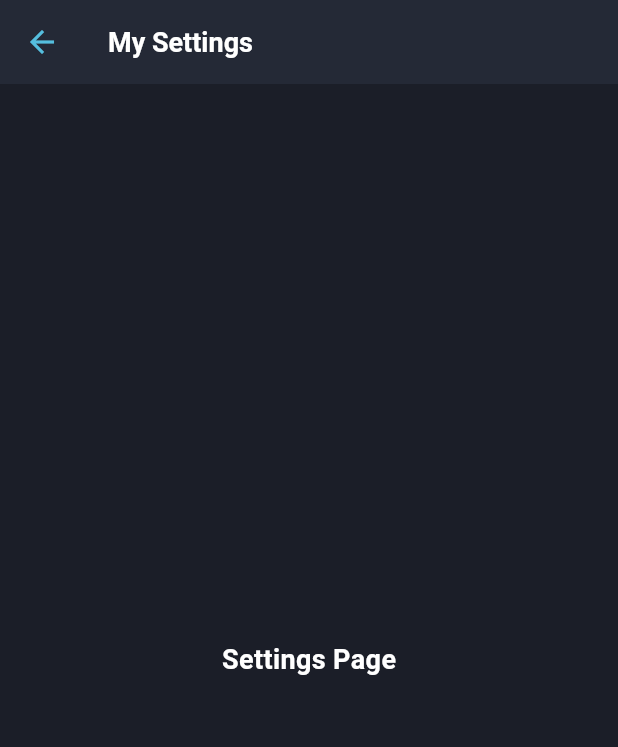
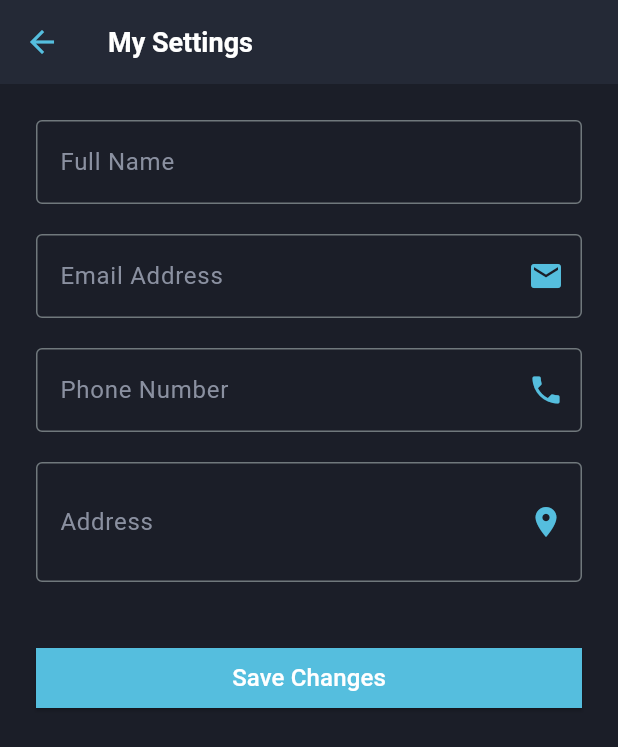
Before and after one commit to imPappu/southsea_cinema, a Flutter app: the SettingsView screen opened directly, on a phone screen of 412 x 824 dp. Shown: the top 747 px of the screen. Run offline on Flutter 3.47's test engine with Material 3 defaults, Android fonts, the phone set to English and light mode, and no system bars.

Commit message:
Settings form: editable customer profile with name, email, phone, address fields and save button

```diff
--- a/lib/views/settings_view.dart
+++ b/lib/views/settings_view.dart
@@ -1,8 +1,29 @@
 import 'package:flutter/material.dart';
 import 'package:southsea_cinema/constants.dart';
+import 'package:southsea_cinema/widgets/primary_button.dart';
 
-class SettingsView extends StatelessWidget {
+class SettingsView extends StatefulWidget {
   const SettingsView({super.key});
+
+  @override
+  State<SettingsView> createState() => _SettingsViewState();
+}
+
+class _SettingsViewState extends State<SettingsView> {
+  final _formKey = GlobalKey<FormState>();
+  final _nameController = TextEditingController();
+  final _emailController = TextEditingController();
+  final _phoneController = TextEditingController();
+  final _addressController = TextEditingController();
+
+  @override
+  void dispose() {
+    _nameController.dispose();
+    _emailController.dispose();
+    _phoneController.dispose();
+    _addressController.dispose();
+    super.dispose();
+  }
 
   @override
   Widget build(BuildContext context) {
@@ -12,12 +33,129 @@ class SettingsView extends StatelessWidget {
         backgroundColor: cinemaSurface,
         iconTheme: const IconThemeData(color: cinemaBrand),
       ),
-      body: const Center(
-        child: Text(
-          'Settings Page',
-          style: cinemaHeaderStyle,
+      body: Padding(
+        padding: const EdgeInsets.all(24.0),
+        child: SingleChildScrollView(
+          child: Form(
+            key: _formKey,
+            child: Column(
+              crossAxisAlignment: CrossAxisAlignment.start,
+              children: [
+                _buildNameField(),
+                const SizedBox(height: 20),
+                _buildEmailField(),
+                const SizedBox(height: 20),
+                _buildPhoneField(),
+                const SizedBox(height: 20),
+                _buildAddressField(),
+                const SizedBox(height: 40),
+                _buildSaveButton(),
+              ],
+            ),
+          ),
         ),
       ),
     );
   }
+
+  Widget _buildNameField() {
+    return TextFormField(
+      controller: _nameController,
+      decoration: const InputDecoration(
+        labelText: 'Full Name',
+        labelStyle: TextStyle(color: cinemaFontMuted),
+        hintText: 'Enter your full name',
+        border: OutlineInputBorder(),
+      ),
+      validator: (value) {
+        if (value == null || value.isEmpty) {
+          return 'Please enter your name';
+        }
+        return null;
+      },
+    );
+  }
+
+  Widget _buildEmailField() {
+    return TextFormField(
+      controller: _emailController,
+      decoration: const InputDecoration(
+        labelText: 'Email Address',
+        labelStyle: TextStyle(color: cinemaFontMuted),
+        hintText: 'you@example.com',
+        border: OutlineInputBorder(),
+        suffixIcon: Icon(Icons.email, color: cinemaBrand),
+      ),
+      keyboardType: TextInputType.emailAddress,
+      validator: (value) {
+        if (value == null || value.isEmpty) {
+          return 'Please enter your email';
+        }
+        if (!RegExp(r'^[\w-\.]+@([\w-]+\.)+[\w-]{2,4}$').hasMatch(value)) {
+          return 'Please enter a valid email address';
+        }
+        return null;
+      },
+    );
+  }
+
+  Widget _buildPhoneField() {
+    return TextFormField(
+      controller: _phoneController,
+      decoration: const InputDecoration(
+        labelText: 'Phone Number',
+        labelStyle: TextStyle(color: cinemaFontMuted),
+        hintText: '+1 555 123 4567',
+        border: OutlineInputBorder(),
+        suffixIcon: Icon(Icons.phone, color: cinemaBrand),
+      ),
+      keyboardType: TextInputType.phone,
+      validator: (value) {
+        if (value == null || value.isEmpty) {
+          return 'Please enter your phone number';
+        }
+        return null;
+      },
+    );
+  }
+
+  Widget _buildAddressField() {
+    return TextFormField(
+      controller: _addressController,
+      decoration: const InputDecoration(
+        labelText: 'Address',
+        labelStyle: TextStyle(color: cinemaFontMuted),
+        hintText: 'Street, City, State, ZIP',
+        border: OutlineInputBorder(),
+        suffixIcon: Icon(Icons.location_on, color: cinemaBrand),
+      ),
+      maxLines: 2,
+      validator: (value) {
+        if (value == null || value.isEmpty) {
+          return 'Please enter your address';
+        }
+        return null;
+      },
+    );
+  }
+
+  Widget _buildSaveButton() {
+    return SizedBox(
+      width: double.infinity,
+      child: PrimaryButton(
+        label: 'Save Changes',
+        onPressed: () {
+          if (_formKey.currentState!.validate()) {
+            // TODO: Save profile data
+            ScaffoldMessenger.of(context).showSnackBar(
+              const SnackBar(
+                content: Text('Profile saved successfully!'),
+                backgroundColor: cinemaBrand,
+              ),
+            );
+          }
+        },
+      ),
+    );
+  }
 }
```
